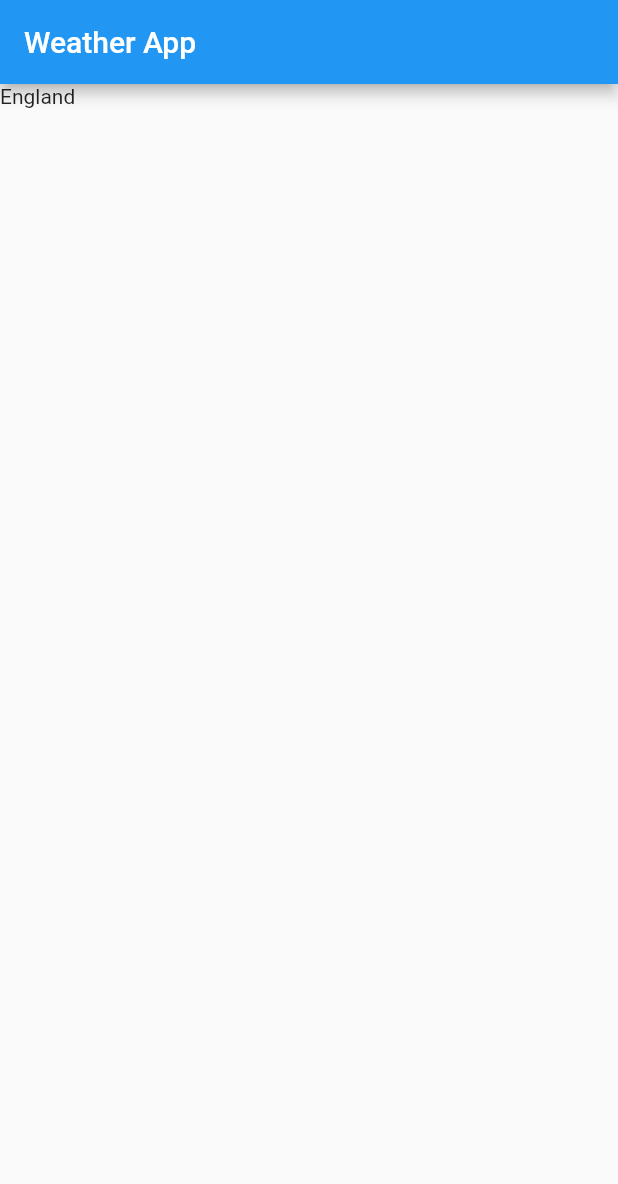
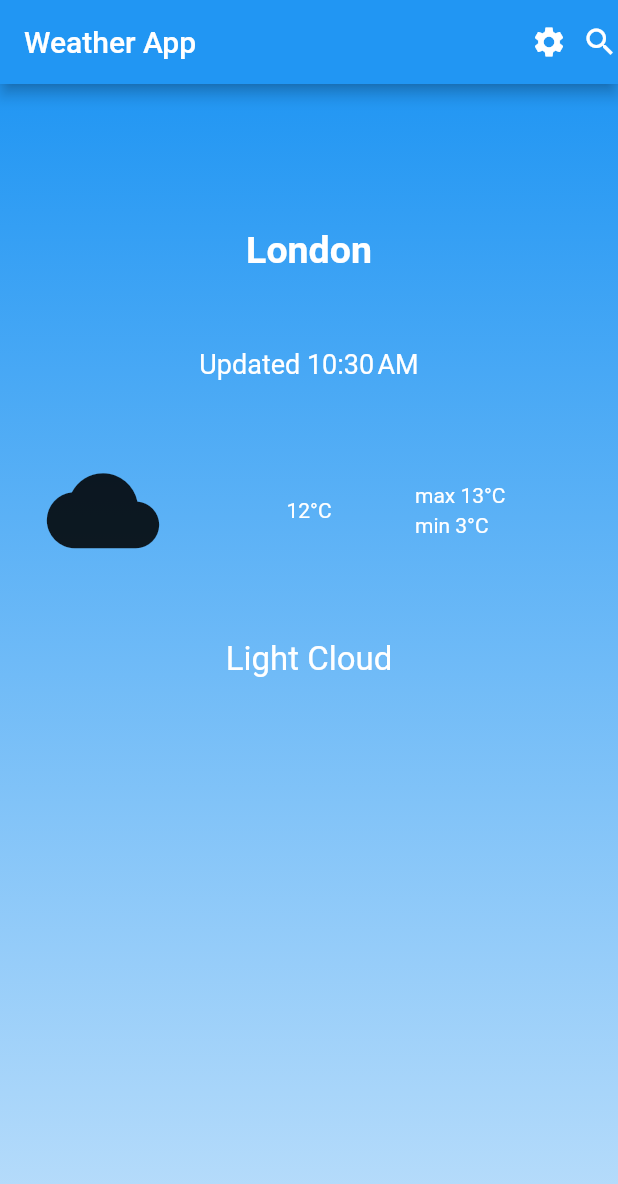
Before and after one commit to satyaroutray1/weather_app_ysl, a Flutter app: the screen it shows after launch, on a phone screen of 412 x 824 dp. Shown: the top 1184 px of the screen. Run offline on Flutter 3.47's test engine with Material 2 defaults, Android fonts, the phone set to English and light mode, and no system bars; our stand-ins replace equatable, flutter_bloc, shared_preferences.

Commit message:
added all screens

```diff
--- a/lib/bloc/weather_bloc.dart
+++ b/lib/bloc/weather_bloc.dart
@@ -18,9 +18,12 @@ class WeatherBloc extends Bloc<WeatherEvent, WeatherState> {
     emit(WeatherLoading());
     try {
       final weatherData = await repo.getApiData();
-      print("**********${(weatherData['parent']['title'])}");
 
-      emit(WeatherLoaded(weather: weatherData));
+      if(getWeatherEvent.cityName == 'london' || getWeatherEvent.cityName == null ) {
+        emit(WeatherLoaded(weather: weatherData));
+      }else{
+        emit(WeatherError(city: getWeatherEvent.cityName));
+      }
     } catch (e){
       emit(WeatherError());
     }
--- a/lib/bloc/weather_event.dart
+++ b/lib/bloc/weather_event.dart
@@ -1,4 +1,5 @@
 import 'package:equatable/equatable.dart';
+import 'package:flutter/cupertino.dart';
 
 class WeatherEvent extends Equatable{
   @override
@@ -6,4 +7,7 @@ class WeatherEvent extends Equatable{
   List<Object?> get props => throw UnimplementedError();
 }
 
-class GetWeatherEvent extends WeatherEvent{}
+class GetWeatherEvent extends WeatherEvent{
+  final cityName;
+  GetWeatherEvent({@required this.cityName});
+}
--- a/lib/bloc/weather_state.dart
+++ b/lib/bloc/weather_state.dart
@@ -15,4 +15,7 @@ class WeatherLoaded extends WeatherState{
   WeatherLoaded({this.weather});
 }
 
-class WeatherError extends WeatherState{}
+class WeatherError extends WeatherState{
+  final city;
+  WeatherError({this.city});
+}
--- /dev/null
+++ b/lib/data/constants.dart
@@ -0,0 +1,15 @@
+import 'package:shared_preferences/shared_preferences.dart';
+
+class Constants{
+  static String tempInDegree = '°C';
+  static String tempInFar = 'F';
+  SharedPreferences? prefs;
+
+  String celsiusToFahrenheit(double temp) {
+    if(prefs?.getBool('degree') ?? true){
+      return "${temp.round()}${Constants.tempInDegree}";
+    }else{
+      return '${((temp * 9.0 / 5.0) + 32.0).round()}${Constants.tempInFar}';
+    }
+  }
+}
--- a/lib/main.dart
+++ b/lib/main.dart
@@ -1,18 +1,18 @@
 import 'package:flutter/material.dart';
 import 'package:flutter_bloc/flutter_bloc.dart';
 import 'package:weather_app/data/repository/repo.dart';
-import 'package:weather_app/presentation/home_page.dart';
+import 'package:weather_app/presentation/screens/home_page.dart';
 
 import 'bloc/weather_bloc.dart';
 
 void main() {
+  WidgetsFlutterBinding.ensureInitialized();
   runApp(const MyApp());
 }
 
 class MyApp extends StatelessWidget {
   const MyApp({super.key});
 
-  // This widget is the root of your application.
   @override
   Widget build(BuildContext context) {
     return BlocProvider<WeatherBloc>(
@@ -20,7 +20,6 @@ class MyApp extends StatelessWidget {
       child: MaterialApp(
         title: 'Flutter Demo',
         theme: ThemeData(
-
           primarySwatch: Colors.blue,
         ),
         home: const MyHomePage(title: 'Flutter Demo Home Page'),
--- a/lib/presentation/home_page.dart
+++ /dev/null
@@ -1,44 +0,0 @@
-import 'package:flutter/material.dart';
-import 'package:flutter_bloc/flutter_bloc.dart';
-import 'package:weather_app/bloc/weather_event.dart';
-
-import '../bloc/weather_bloc.dart';
-import '../bloc/weather_state.dart';
-
-class MyHomePage extends StatefulWidget {
-  const MyHomePage({super.key, required this.title});
-
-  final String title;
-
-  @override
-  State<MyHomePage> createState() => _MyHomePageState();
-}
-
-class _MyHomePageState extends State<MyHomePage> {
-
-  @override
-  void initState() {
-
-    context.read<WeatherBloc>().add(GetWeatherEvent());
-    super.initState();
-  }
-
-  @override
-  Widget build(BuildContext context) {
-
-    return Scaffold(
-      appBar: AppBar(
-        title: const Text('Weather App'),
-      ),
-      body: BlocBuilder<WeatherBloc, WeatherState>(
-        builder: (BuildContext context, state) {
-          if(state is WeatherInitial){
-            return const Text('a');
-          }else if(state is WeatherLoaded){
-            return Text((state.weather['parent']['title']));
-          }
-          return Container();
-        },),
-    );
-  }
-}
--- /dev/null
+++ b/lib/presentation/screens/home_page.dart
@@ -0,0 +1,158 @@
+import 'package:flutter/material.dart';
+import 'package:flutter_bloc/flutter_bloc.dart';
+import 'package:intl/intl.dart';
+import 'package:shared_preferences/shared_preferences.dart';
+import 'package:weather_app/bloc/weather_event.dart';
+import 'package:weather_app/data/constants.dart';
+import 'package:weather_app/presentation/screens/settings_page.dart';
+
+import '../../bloc/weather_bloc.dart';
+import '../../bloc/weather_state.dart';
+import '../widgets/my_text.dart';
+import 'search_city.dart';
+
+class MyHomePage extends StatefulWidget {
+  const MyHomePage({super.key, required this.title});
+
+  final String title;
+
+  @override
+  State<MyHomePage> createState() => _MyHomePageState();
+}
+
+class _MyHomePageState extends State<MyHomePage> {
+  SharedPreferences? prefs;
+
+  checkTemp() async {
+    prefs = await SharedPreferences.getInstance();
+
+  }
+
+  @override
+  void initState() {
+
+    context.read<WeatherBloc>().add(GetWeatherEvent());
+    checkTemp();
+    super.initState();
+  }
+
+  String celsiusToFahrenheit(double temp) {
+    if(prefs?.getBool('degree') ?? true){
+      return "${temp.round()}${Constants.tempInDegree}";
+    }else{
+      return '${((temp * 9.0 / 5.0) + 32.0).round()}${Constants.tempInFar}';
+    }
+  }
+
+  @override
+  Widget build(BuildContext context) {
+
+    return Scaffold(
+      appBar: AppBar(
+        title: const Text('Weather App'),
+        actions:  [
+          GestureDetector(
+            child: const Icon(Icons.settings),
+            onTap: (){
+                Navigator.push(context,
+                    MaterialPageRoute(
+                        builder: (context) => const SettingsPage()));
+                },
+          ),
+          const SizedBox(width: 10,),
+          GestureDetector(
+              child: const Icon(Icons.search),
+            onTap: (){
+              Navigator.push(context,
+                  MaterialPageRoute(
+                      builder: (context) =>  SearchPage()));
+            },),
+        ],
+      ),
+      body: BlocBuilder<WeatherBloc, WeatherState>(
+        builder: (BuildContext context, state) {
+          if(state is WeatherInitial){
+            return const Text('Loading . . .');
+          }else if(state is WeatherLoaded){
+
+            var cityData = state.weather['consolidated_weather'];
+            var data = cityData[cityData.length - 1]['weather_state_name'];
+
+            return Container(
+              decoration: BoxDecoration(
+                  gradient: LinearGradient(
+                    begin: Alignment.topCenter,
+                    end: Alignment.bottomCenter,
+                    colors: [
+                      Colors.blue,
+                      Colors.blue.shade100,
+                    ],
+                  )),
+              child: Center(
+                child: Column(
+                  mainAxisAlignment: MainAxisAlignment.spaceEvenly,
+                  children: [
+                    const SizedBox(
+                      height: 0,
+                    ),
+                    MyText(
+                        text: state.weather['title'],
+                    fontSize: 25,
+                    fontWeight: FontWeight.bold,),
+                    MyText(
+                        text: 'Updated ${DateFormat.jm().format(DateTime.now())}',
+                    fontSize: 18,),
+                    Row(
+                      children: [
+                        Expanded(
+                          child: Column(
+                            children: [
+                              (data == 'Light Cloud') ? const Icon(Icons.cloud, size: 75,) :
+                              (data == 'Showers') ? const Icon(Icons.grain, size: 75,) :
+                              (data == 'Heavy Cloud') ? const Icon(Icons.ac_unit, size: 75,) :
+                              const Icon(Icons.ac_unit, size: 50,)
+                            ],
+                          ),
+                        ),
+                        Expanded(
+                          child: Column(
+                            children: [
+                              MyText(text: celsiusToFahrenheit(cityData[cityData.length - 1]['the_temp'])),
+                            ],
+                          ),
+                        ),
+                        Expanded(
+                          child: Column(
+                            crossAxisAlignment: CrossAxisAlignment.start,
+                            children: [
+                              MyText(text: 'max ${celsiusToFahrenheit(cityData[cityData.length - 1]['max_temp'
+                              ])}'),
+                              MyText(text: 'min ${celsiusToFahrenheit(cityData[cityData.length - 1]['min_temp'
+                              ])}'),
+                            ],
+                          ),
+                        ),
+                      ],
+                    ),
+
+                    MyText(text: cityData[cityData.length - 1]['weather_state_name'],
+                    fontSize: 22,),
+                    SizedBox(
+                      height: MediaQuery.of(context).size.height/3,
+                    ),
+
+                  ],
+                ),
+              ),
+            );
+          }else if(state is WeatherError){
+            return  Center(
+              child: state.city == null ? const Text('Error is fetching data') :
+              Text('No data available for ${state.city}'),
+            );
+          }
+          return Container();
+        },),
+    );
+  }
+}
--- /dev/null
+++ b/lib/presentation/widgets/my_text.dart
@@ -0,0 +1,29 @@
+import 'package:flutter/material.dart';
+
+class MyText extends StatelessWidget {
+
+  final String? text;
+  final Color? textColor;
+  final double? fontSize;
+  final dynamic fontWeight;
+
+  const MyText({super.key,
+    this.text,
+    this.textColor,
+    this.fontSize,
+    this.fontWeight
+  });
+
+  @override
+  Widget build(BuildContext context) {
+    return Container(
+      padding: const EdgeInsets.all(2),
+      child: Text(text!,
+        style: TextStyle(
+            color: textColor ?? Colors.white,
+            fontSize: fontSize ,
+            fontWeight: fontWeight ?? FontWeight.normal
+        ),),
+    );
+  }
+}
--- a/pubspec.yaml
+++ b/pubspec.yaml
@@ -34,6 +34,8 @@ dependencies:
   flutter_bloc: ^8.1.3
   http:
   equatable: ^2.0.5
+  intl:
+  shared_preferences: ^2.2.0
 
   # The following adds the Cupertino Icons font to your application.
   # Use with the CupertinoIcons class for iOS style icons.
```
Also changed, not shown: lib/presentation/screens/search_city.dart (added, +53 -0 lines), lib/presentation/screens/settings_page.dart (added, +80 -0 lines), pubspec.lock, 1 other file.
